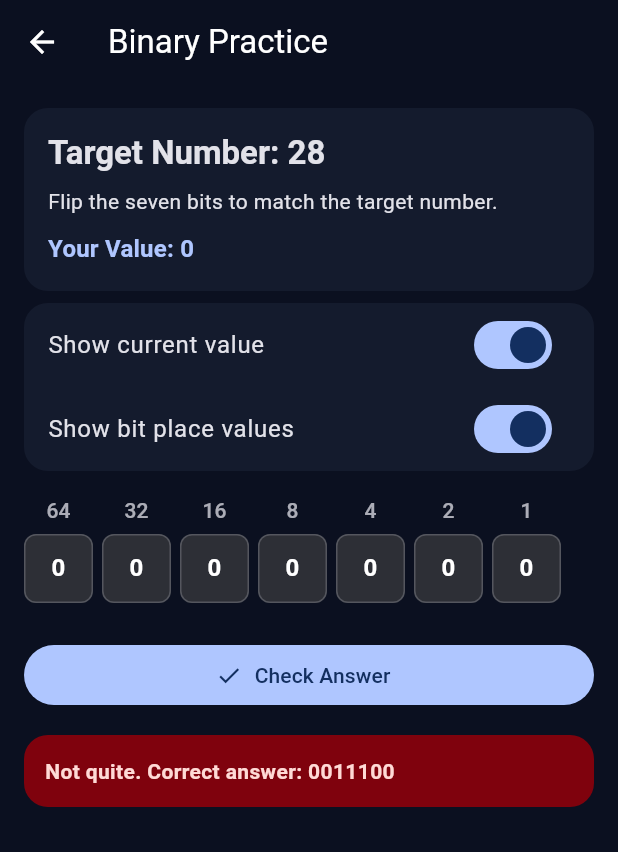
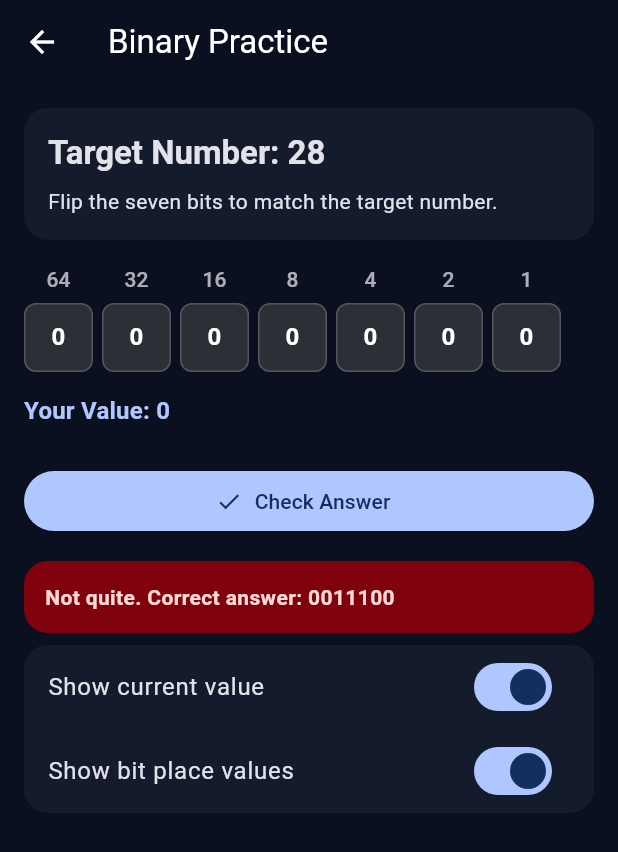
Before and after one commit to lukejosephson/cs_app, a Flutter app: the BinaryPracticeScreen screen opened directly, after a tap on "Check Answer", on a phone screen of 412 x 824 dp. Shown: the top 852 px of the screen. Run offline on Flutter 3.47's test engine with Material 3 defaults, Android fonts, the phone set to English and light mode, and no system bars; our stand-ins replace flutter_riverpod.

Commit message:
Binary practice: refine value placement and feedback
Co-authored-by: Copilot <223556219+Copilot@users.noreply.github.com>

```diff
--- a/lib/providers/binary_practice_provider.dart
+++ b/lib/providers/binary_practice_provider.dart
@@ -4,11 +4,11 @@ import 'package:flutter_riverpod/flutter_riverpod.dart';
 
 import '../models/binary_practice_state.dart';
 
-final _randomProvider = Provider<Random>((ref) => Random());
+final randomProvider = Provider<Random>((ref) => Random());
 
 final binaryPracticeProvider =
     StateNotifierProvider<BinaryPracticeController, BinaryPracticeState>((ref) {
-      return BinaryPracticeController(ref.watch(_randomProvider));
+      return BinaryPracticeController(ref.watch(randomProvider));
     });
 
 class BinaryPracticeController extends StateNotifier<BinaryPracticeState> {
@@ -23,11 +23,15 @@ class BinaryPracticeController extends StateNotifier<BinaryPracticeState> {
   }
 
   void checkAnswer() {
+    final answeredNumber = state.targetNumber;
+    final answeredBinary = answeredNumber.toRadixString(2).padLeft(7, '0');
+
     if (state.currentValue == state.targetNumber) {
       state = BinaryPracticeState(
         targetNumber: _random.nextInt(128),
         bits: List<bool>.filled(7, false),
-        feedback: 'Correct! Great work. Here is a new number.',
+        feedback:
+            'Correct! The binary equivalent of $answeredNumber is $answeredBinary',
         isCorrect: true,
         showCurrentValue: state.showCurrentValue,
         showBitPlaceValues: state.showBitPlaceValues,
--- a/lib/screens/binary_practice_screen.dart
+++ b/lib/screens/binary_practice_screen.dart
@@ -34,35 +34,8 @@ class BinaryPracticeScreen extends ConsumerWidget {
                     'Flip the seven bits to match the target number.',
                     style: textTheme.bodyMedium,
                   ),
-                  if (state.showCurrentValue) ...[
-                    const SizedBox(height: 10),
-                    Text(
-                      'Your Value: ${state.currentValue}',
-                      style: textTheme.titleMedium?.copyWith(
-                        color: colorScheme.primary,
-                        fontWeight: FontWeight.w600,
-                      ),
-                    ),
-                  ],
                 ],
               ),
-            ),
-          ),
-          const SizedBox(height: 8),
-          Card(
-            child: Column(
-              children: [
-                SwitchListTile(
-                  title: const Text('Show current value'),
-                  value: state.showCurrentValue,
-                  onChanged: controller.toggleShowCurrentValue,
-                ),
-                SwitchListTile(
-                  title: const Text('Show bit place values'),
-                  value: state.showBitPlaceValues,
-                  onChanged: controller.toggleShowBitPlaceValues,
-                ),
-              ],
             ),
           ),
           const SizedBox(height: 16),
@@ -115,6 +88,16 @@ class BinaryPracticeScreen extends ConsumerWidget {
               );
             }),
           ),
+          if (state.showCurrentValue) ...[
+            const SizedBox(height: 14),
+            Text(
+              'Your Value: ${state.currentValue}',
+              style: textTheme.titleMedium?.copyWith(
+                color: colorScheme.primary,
+                fontWeight: FontWeight.w700,
+              ),
+            ),
+          ],
           const SizedBox(height: 24),
           FilledButton.icon(
             onPressed: controller.checkAnswer,
@@ -141,6 +124,23 @@ class BinaryPracticeScreen extends ConsumerWidget {
               ),
             ),
           ],
+          const SizedBox(height: 8),
+          Card(
+            child: Column(
+              children: [
+                SwitchListTile(
+                  title: const Text('Show current value'),
+                  value: state.showCurrentValue,
+                  onChanged: controller.toggleShowCurrentValue,
+                ),
+                SwitchListTile(
+                  title: const Text('Show bit place values'),
+                  value: state.showBitPlaceValues,
+                  onChanged: controller.toggleShowBitPlaceValues,
+                ),
+              ],
+            ),
+          ),
         ],
       ),
     );
```
Also changed, not shown: 2 other files.
